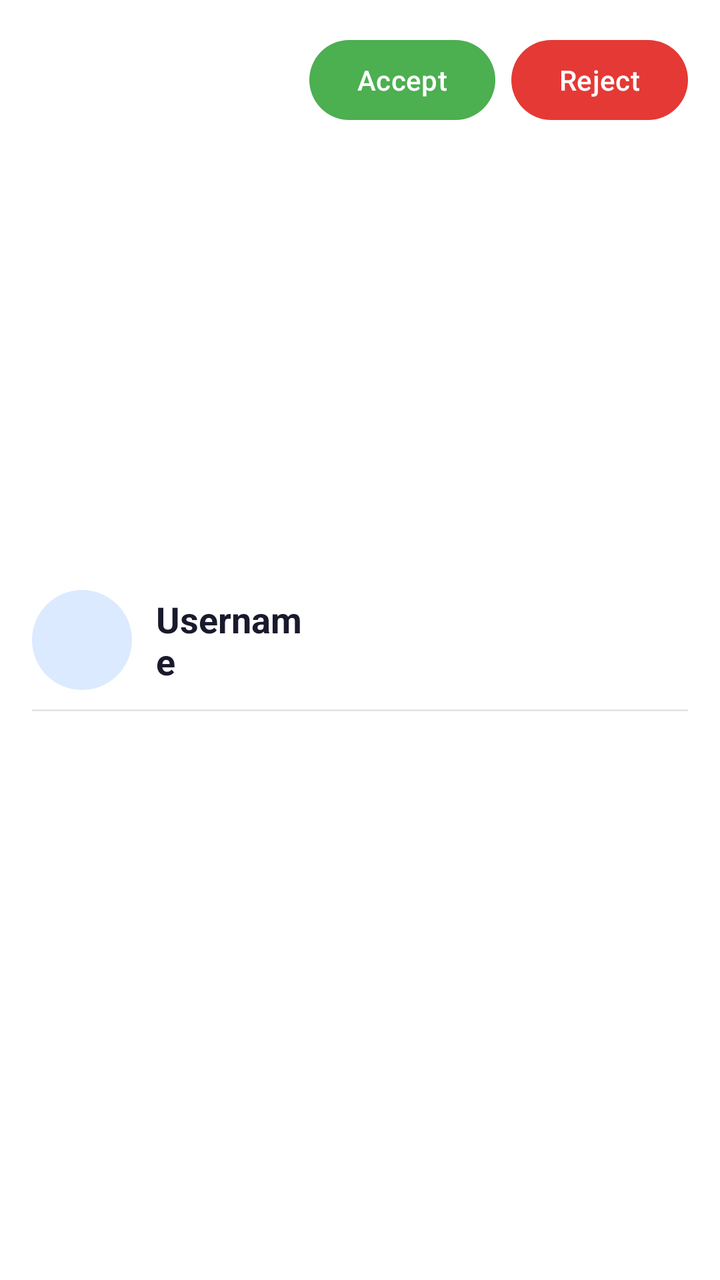
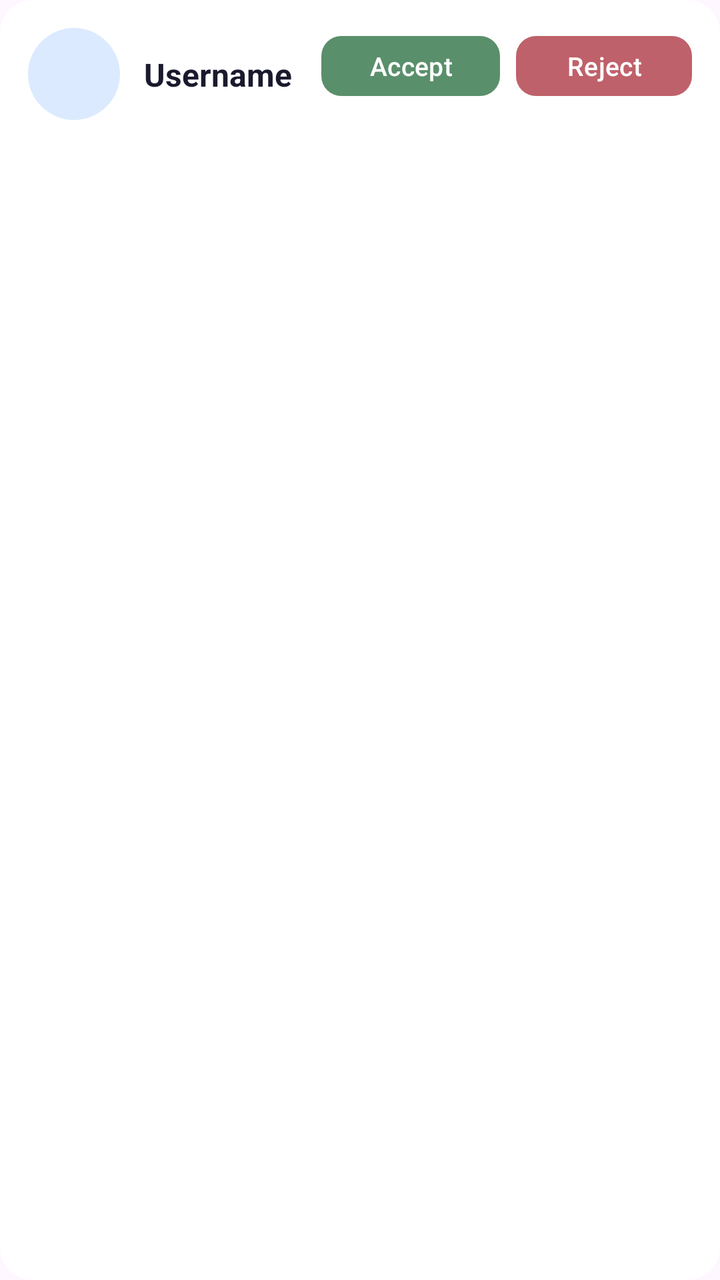

Before-and-after screenshots of an Android layout around one commit, followed by the original layout XML and the change that was made.
<!-- AndroidManifest.xml: application theme Theme.MainProj -->
<!-- res/layout/item_friend_request.xml -->
<?xml version="1.0" encoding="utf-8"?>
<androidx.constraintlayout.widget.ConstraintLayout xmlns:android="http://schemas.android.com/apk/res/android"
    xmlns:app="http://schemas.android.com/apk/res-auto"
    android:layout_width="match_parent"
    android:layout_height="wrap_content"
    android:padding="16dp"
    android:background="@color/colorSurface">

    <ImageView
        android:id="@+id/ivProfilePicture"
        android:layout_width="50dp"
        android:layout_height="50dp"
        android:background="@drawable/bg_avatar_circle"
        android:src="@android:drawable/sym_def_app_icon"
        android:padding="10dp"
        android:scaleType="centerInside"
        android:contentDescription="Profile picture"
        app:tint="@color/colorAvatarIcon"
        android:clickable="true"
        android:focusable="true"
        app:layout_constraintTop_toTopOf="parent"
        app:layout_constraintStart_toStartOf="parent"
        app:layout_constraintBottom_toBottomOf="parent" />

    <TextView
        android:id="@+id/tvUsername"
        android:layout_width="0dp"
        android:layout_height="wrap_content"
        android:text="Username"
        android:textSize="18sp"
        android:textStyle="bold"
        android:textColor="@color/colorTextPrimary"
        android:layout_marginStart="12dp"
        app:layout_constraintTop_toTopOf="@id/ivProfilePicture"
        app:layout_constraintBottom_toBottomOf="@id/ivProfilePicture"
        app:layout_constraintStart_toEndOf="@id/ivProfilePicture"
        app:layout_constraintEnd_toStartOf="@id/btnAccept" />

    <Button
        android:id="@+id/btnAccept"
        android:layout_width="wrap_content"
        android:layout_height="wrap_content"
        android:text="Accept"
        android:textColor="@color/white"
        app:backgroundTint="@color/colorAddFab"
        app:layout_constraintTop_toTopOf="parent"
        app:layout_constraintEnd_toStartOf="@id/btnReject"
        android:layout_marginEnd="8dp" />

    <Button
        android:id="@+id/btnReject"
        android:layout_width="wrap_content"
        android:layout_height="wrap_content"
        android:text="Reject"
        android:textColor="@color/white"
        app:backgroundTint="@color/colorDeleteFab"
        app:layout_constraintTop_toTopOf="parent"
        app:layout_constraintEnd_toEndOf="parent" />

    <View
        android:layout_width="0dp"
        android:layout_height="1dp"
        android:layout_marginTop="12dp"
        android:background="@color/colorDivider"
        app:layout_constraintTop_toBottomOf="@id/tvUsername"
        app:layout_constraintStart_toStartOf="parent"
        app:layout_constraintEnd_toEndOf="parent" />

</androidx.constraintlayout.widget.ConstraintLayout>
<!-- resources referenced by this layout -->
<resources>
  <color name="colorAddFab">#4CAF50</color>
  <color name="colorAvatarIcon">#1E88E5</color>
  <color name="colorDeleteFab">#E53935</color>
  <color name="colorDivider">#E5E7EB</color>
  <color name="colorSurface">#FFFFFF</color>
  <color name="colorTextPrimary">#1A1A2E</color>
  <color name="white">#FFFFFFFF</color>
  <!-- drawable bg_avatar_circle (drawable) -->
  <?xml version="1.0" encoding="utf-8"?>
  <shape xmlns:android="http://schemas.android.com/apk/res/android"
      android:shape="oval">
  
      <solid android:color="@color/colorAvatarBackground"/>
  
  </shape>
  <style name="Theme.MainProj" parent="Theme.Material3.DayNight.NoActionBar">
              <item name="inputStrokeColor">@color/input_stroke_color_light</item>
              <item name="buttonPrimary">@color/button_primary_light</item>
              <item name="textSecondary">@color/text_secondary_light</item>
  
              <item name="buttonGoogleBg">@color/button_google_bg_light</item>
              <item name="buttonGoogleText">@color/button_google_text_light</item>
              <item name="buttonGoogleStroke">@color/button_google_stroke_light</item>
          </style>
  <color name="colorAvatarBackground">#DBEAFE</color>
  <color name="input_stroke_color_light">#667eea</color>
  <color name="button_primary_light">#667eea</color>
  <color name="text_secondary_light">#666666</color>
  <color name="button_google_bg_light">#FFFFFF</color>
  <color name="button_google_text_light">#333333</color>
  <color name="button_google_stroke_light">#e0e0e0</color>
</resources>

<!-- the commit's change to res/layout/item_friend_request.xml (unified diff, before → after) -->
@@ -1,69 +1,76 @@
 <?xml version="1.0" encoding="utf-8"?>
-<androidx.constraintlayout.widget.ConstraintLayout xmlns:android="http://schemas.android.com/apk/res/android"
+<androidx.cardview.widget.CardView xmlns:android="http://schemas.android.com/apk/res/android"
     xmlns:app="http://schemas.android.com/apk/res-auto"
     android:layout_width="match_parent"
     android:layout_height="wrap_content"
-    android:padding="16dp"
-    android:background="@color/colorSurface">
+    android:layout_marginHorizontal="12dp"
+    android:layout_marginVertical="4dp"
+    app:cardCornerRadius="16dp"
+    app:cardElevation="0dp"
+    app:strokeColor="@color/colorCardBorder"
+    app:strokeWidth="1dp"
+    android:backgroundTint="@color/colorCardBackground">
 
-    <ImageView
-        android:id="@+id/ivProfilePicture"
-        android:layout_width="50dp"
-        android:layout_height="50dp"
-        android:background="@drawable/bg_avatar_circle"
-        android:src="@android:drawable/sym_def_app_icon"
-        android:padding="10dp"
-        android:scaleType="centerInside"
-        android:contentDescription="Profile picture"
-        app:tint="@color/colorAvatarIcon"
-        android:clickable="true"
-        android:focusable="true"
-        app:layout_constraintTop_toTopOf="parent"
-        app:layout_constraintStart_toStartOf="parent"
-        app:layout_constraintBottom_toBottomOf="parent" />
+    <androidx.constraintlayout.widget.ConstraintLayout
+        android:layout_width="match_parent"
+        android:layout_height="wrap_content"
+        android:padding="14dp">
 
-    <TextView
-        android:id="@+id/tvUsername"
-        android:layout_width="0dp"
-        android:layout_height="wrap_content"
-        android:text="Username"
-        android:textSize="18sp"
-        android:textStyle="bold"
-        android:textColor="@color/colorTextPrimary"
-        android:layout_marginStart="12dp"
-        app:layout_constraintTop_toTopOf="@id/ivProfilePicture"
-        app:layout_constraintBottom_toBottomOf="@id/ivProfilePicture"
-        app:layout_constraintStart_toEndOf="@id/ivProfilePicture"
-        app:layout_constraintEnd_toStartOf="@id/btnAccept" />
+        <ImageView
+            android:id="@+id/ivProfilePicture"
+            android:layout_width="46dp"
+            android:layout_height="46dp"
+            android:background="@drawable/bg_avatar_circle"
+            android:src="@android:drawable/sym_def_app_icon"
+            android:padding="9dp"
+            android:scaleType="centerInside"
+            android:contentDescription="Profile picture"
+            app:tint="@color/colorAvatarIcon"
+            android:clickable="true"
+            android:focusable="true"
+            app:layout_constraintTop_toTopOf="parent"
+            app:layout_constraintStart_toStartOf="parent"
+            app:layout_constraintBottom_toBottomOf="parent" />
 
-    <Button
-        android:id="@+id/btnAccept"
-        android:layout_width="wrap_content"
-        android:layout_height="wrap_content"
-        android:text="Accept"
-        android:textColor="@color/white"
-        app:backgroundTint="@color/colorAddFab"
-        app:layout_constraintTop_toTopOf="parent"
-        app:layout_constraintEnd_toStartOf="@id/btnReject"
-        android:layout_marginEnd="8dp" />
+        <TextView
+            android:id="@+id/tvUsername"
+            android:layout_width="0dp"
+            android:layout_height="wrap_content"
+            android:text="Username"
+            android:textSize="16sp"
+            android:textStyle="bold"
+            android:textColor="@color/colorTextPrimary"
+            android:layout_marginStart="12dp"
+            app:layout_constraintTop_toTopOf="@id/ivProfilePicture"
+            app:layout_constraintBottom_toBottomOf="@id/ivProfilePicture"
+            app:layout_constraintStart_toEndOf="@id/ivProfilePicture"
+            app:layout_constraintEnd_toStartOf="@id/btnAccept" />
 
-    <Button
-        android:id="@+id/btnReject"
-        android:layout_width="wrap_content"
-        android:layout_height="wrap_content"
-        android:text="Reject"
-        android:textColor="@color/white"
-        app:backgroundTint="@color/colorDeleteFab"
-        app:layout_constraintTop_toTopOf="parent"
-        app:layout_constraintEnd_toEndOf="parent" />
+        <Button
+            android:id="@+id/btnAccept"
+            android:layout_width="wrap_content"
+            android:layout_height="38dp"
+            android:text="Accept"
+            android:textSize="13sp"
+            android:textColor="@color/white"
+            app:backgroundTint="@color/colorAddFab"
+            app:cornerRadius="10dp"
+            app:layout_constraintTop_toTopOf="parent"
+            app:layout_constraintEnd_toStartOf="@id/btnReject"
+            android:layout_marginEnd="8dp" />
 
-    <View
-        android:layout_width="0dp"
-        android:layout_height="1dp"
-        android:layout_marginTop="12dp"
-        android:background="@color/colorDivider"
-        app:layout_constraintTop_toBottomOf="@id/tvUsername"
-        app:layout_constraintStart_toStartOf="parent"
-        app:layout_constraintEnd_toEndOf="parent" />
+        <Button
+            android:id="@+id/btnReject"
+            android:layout_width="wrap_content"
+            android:layout_height="38dp"
+            android:text="Reject"
+            android:textSize="13sp"
+            android:textColor="@color/white"
+            app:backgroundTint="@color/colorDeleteFab"
+            app:cornerRadius="10dp"
+            app:layout_constraintTop_toTopOf="parent"
+            app:layout_constraintEnd_toEndOf="parent" />
 
-</androidx.constraintlayout.widget.ConstraintLayout>
+    </androidx.constraintlayout.widget.ConstraintLayout>
+
+</androidx.cardview.widget.CardView>
<!-- resource entries referenced after the edit -->
@@ -1,10 +1,10 @@
 <!-- resources referenced by this layout -->
 <resources>
-  <color name="colorAddFab">#4CAF50</color>
-  <color name="colorAvatarIcon">#1E88E5</color>
-  <color name="colorDeleteFab">#E53935</color>
-  <color name="colorDivider">#E5E7EB</color>
-  <color name="colorSurface">#FFFFFF</color>
+  <color name="colorAddFab">#5A8F6B</color>
+  <color name="colorAvatarIcon">#4A8EC9</color>
+  <color name="colorCardBackground">#FFFFFF</color>
+  <color name="colorCardBorder">#E9ECF0</color>
+  <color name="colorDeleteFab">#BF616A</color>
   <color name="colorTextPrimary">#1A1A2E</color>
   <color name="white">#FFFFFFFF</color>
   <!-- drawable bg_avatar_circle (drawable) -->
